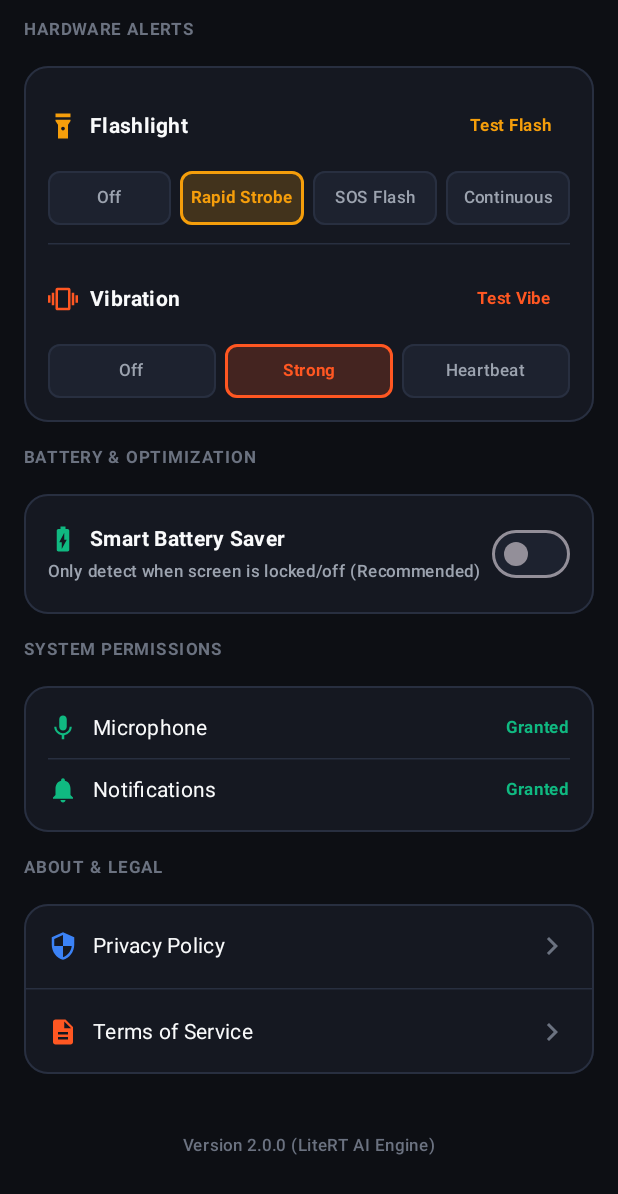
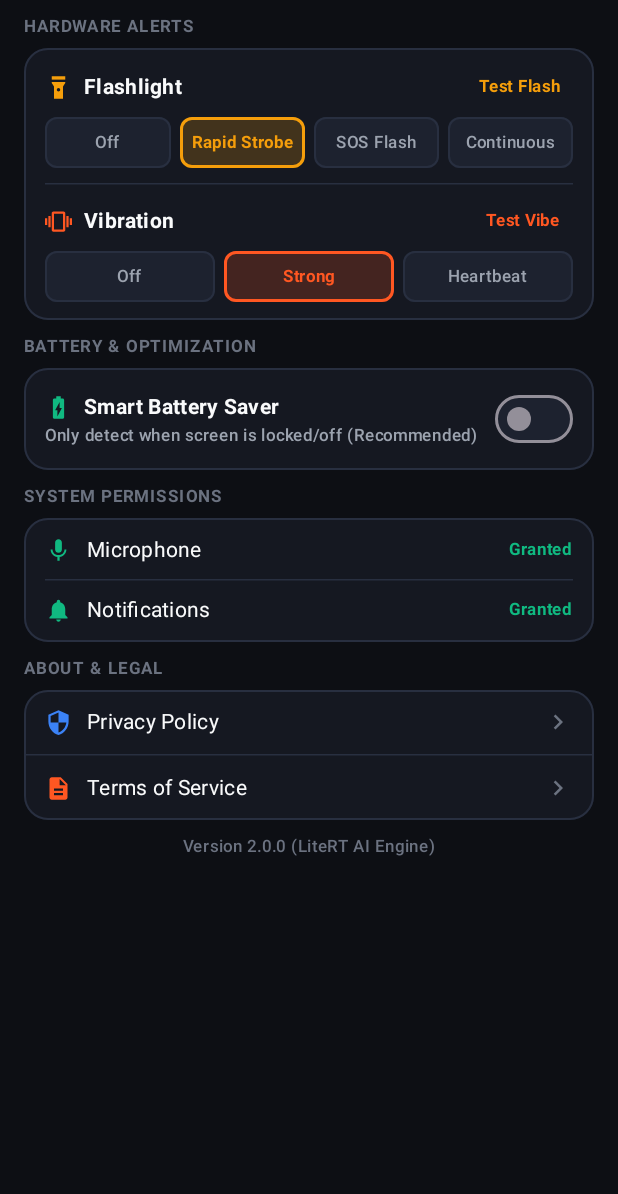
Before and after one commit to dzung19/VPN, an Android app built with Jetpack Compose: the composable SettingsScreen shown on its own in the app's theme, on a phone screen of 412 x 824 dp. Shown: the top 1194 px of the screen. Run offline under Robolectric (Android 15) with nearby library versions, the phone set to English and light mode, and no system bars; our stand-ins replace Dagger/Hilt's generated code; libraries missing offline, so code that uses them is left out: com.android.billingclient; network calls fail.

Commit message:
style(settings): compact vertical spacing and padding in SettingsScreen
- Reduce outer Column spacing and inner card/row padding so SettingsScreen fits without scrolling
- Compact test TextButtons (28.dp height), mode pills (34.dp), and section icons (18.dp)
- Extract reusable SectionHeader composable and remove redundant bottom spacers

```diff
--- a/app/src/main/java/com/dzungphung/vpnconnection/provpn/securityconnection/androidvpn/ui/screens/SettingsScreen.kt
+++ b/app/src/main/java/com/dzungphung/vpnconnection/provpn/securityconnection/androidvpn/ui/screens/SettingsScreen.kt
@@ -1,9 +1,9 @@
 package com.dzungphung.vpnconnection.provpn.securityconnection.androidvpn.ui.screens
 
 import android.Manifest
-import android.content.Context
 import android.content.pm.PackageManager
 import android.os.Build
+import androidx.compose.foundation.BorderStroke
 import androidx.compose.foundation.clickable
 import androidx.compose.foundation.layout.*
 import androidx.compose.foundation.rememberScrollState
@@ -15,7 +15,6 @@ import androidx.compose.material3.*
 import androidx.compose.runtime.*
 import androidx.compose.ui.Alignment
 import androidx.compose.ui.Modifier
-import androidx.compose.ui.graphics.Color
 import androidx.compose.ui.platform.LocalContext
 import androidx.compose.ui.res.stringResource
 import androidx.compose.ui.text.font.FontWeight
@@ -54,27 +53,21 @@ fun SettingsScreen(
         modifier = Modifier
             .fillMaxSize()
             .verticalScroll(rememberScrollState())
-            .padding(horizontal = 16.dp, vertical = 12.dp),
-        verticalArrangement = Arrangement.spacedBy(16.dp)
+            .padding(horizontal = 16.dp, vertical = 10.dp),
+        verticalArrangement = Arrangement.spacedBy(6.dp)
     ) {
         // -------------------------------------------------------------
         // FLASH & VIBRATION HARDWARE CONTROLS
         // -------------------------------------------------------------
-        Text(
-            text = "HARDWARE ALERTS",
-            style = MaterialTheme.typography.labelSmall,
-            fontWeight = FontWeight.Bold,
-            color = AppColors.TextMuted,
-            letterSpacing = 1.sp
-        )
+        SectionHeader(text = "HARDWARE ALERTS")
 
         Surface(
             color = AppColors.Surface,
             shape = RoundedCornerShape(16.dp),
-            border = androidx.compose.foundation.BorderStroke(1.dp, AppColors.SurfaceBorder),
+            border = BorderStroke(1.dp, AppColors.SurfaceBorder),
             modifier = Modifier.fillMaxWidth()
         ) {
-            Column(modifier = Modifier.padding(16.dp)) {
+            Column(modifier = Modifier.padding(horizontal = 14.dp, vertical = 12.dp)) {
                 // Flashlight Row
                 Row(
                     modifier = Modifier.fillMaxWidth(),
@@ -86,7 +79,7 @@ fun SettingsScreen(
                             imageVector = Icons.Default.FlashlightOn,
                             contentDescription = null,
                             tint = AppColors.AccentAmber,
-                            modifier = Modifier.size(20.dp)
+                            modifier = Modifier.size(18.dp)
                         )
                         Spacer(modifier = Modifier.width(8.dp))
                         Text(
@@ -97,7 +90,11 @@ fun SettingsScreen(
                         )
                     }
 
-                    TextButton(onClick = { viewModel.testFlashPreview(flashMode) }) {
+                    TextButton(
+                        onClick = { viewModel.testFlashPreview(flashMode) },
+                        contentPadding = PaddingValues(horizontal = 8.dp, vertical = 0.dp),
+                        modifier = Modifier.height(28.dp)
+                    ) {
                         Text(
                             text = stringResource(R.string.test_flash),
                             style = MaterialTheme.typography.labelSmall,
@@ -118,11 +115,11 @@ fun SettingsScreen(
                         Surface(
                             modifier = Modifier
                                 .weight(1f)
-                                .height(36.dp)
+                                .height(34.dp)
                                 .clickable { viewModel.setFlashMode(mode) },
                             color = if (isSelected) AppColors.AccentAmberSoft else AppColors.SurfaceVariant,
                             shape = RoundedCornerShape(8.dp),
-                            border = androidx.compose.foundation.BorderStroke(
+                            border = BorderStroke(
                                 width = if (isSelected) 1.5.dp else 1.dp,
                                 color = if (isSelected) AppColors.AccentAmber else AppColors.SurfaceBorder
                             )
@@ -141,7 +138,7 @@ fun SettingsScreen(
                 }
 
                 HorizontalDivider(
-                    modifier = Modifier.padding(vertical = 12.dp),
+                    modifier = Modifier.padding(vertical = 10.dp),
                     color = AppColors.SurfaceBorder
                 )
 
@@ -156,7 +153,7 @@ fun SettingsScreen(
                             imageVector = Icons.Default.Vibration,
                             contentDescription = null,
                             tint = AppColors.AccentCoral,
-                            modifier = Modifier.size(20.dp)
+                            modifier = Modifier.size(18.dp)
                         )
                         Spacer(modifier = Modifier.width(8.dp))
                         Text(
@@ -167,7 +164,11 @@ fun SettingsScreen(
                         )
                     }
 
-                    TextButton(onClick = { viewModel.testVibrationPreview(vibrationMode) }) {
+                    TextButton(
+                        onClick = { viewModel.testVibrationPreview(vibrationMode) },
+                        contentPadding = PaddingValues(horizontal = 8.dp, vertical = 0.dp),
+                        modifier = Modifier.height(28.dp)
+                    ) {
                         Text(
                             text = stringResource(R.string.test_vibe),
                             style = MaterialTheme.typography.labelSmall,
@@ -188,11 +189,11 @@ fun SettingsScreen(
                         Surface(
                             modifier = Modifier
                                 .weight(1f)
-                                .height(36.dp)
+                                .height(34.dp)
                                 .clickable { viewModel.setVibrationMode(mode) },
                             color = if (isSelected) AppColors.AccentCoralSoft else AppColors.SurfaceVariant,
                             shape = RoundedCornerShape(8.dp),
-                            border = androidx.compose.foundation.BorderStroke(
+                            border = BorderStroke(
                                 width = if (isSelected) 1.5.dp else 1.dp,
                                 color = if (isSelected) AppColors.AccentCoral else AppColors.SurfaceBorder
                             )
@@ -215,24 +216,21 @@ fun SettingsScreen(
         // -------------------------------------------------------------
         // SMART BATTERY SAVER
         // -------------------------------------------------------------
-        Text(
+        SectionHeader(
             text = "BATTERY & OPTIMIZATION",
-            style = MaterialTheme.typography.labelSmall,
-            fontWeight = FontWeight.Bold,
-            color = AppColors.TextMuted,
-            letterSpacing = 1.sp
+            modifier = Modifier.padding(top = 4.dp)
         )
 
         Surface(
             color = AppColors.Surface,
             shape = RoundedCornerShape(16.dp),
-            border = androidx.compose.foundation.BorderStroke(1.dp, AppColors.SurfaceBorder),
+            border = BorderStroke(1.dp, AppColors.SurfaceBorder),
             modifier = Modifier.fillMaxWidth()
         ) {
             Row(
                 modifier = Modifier
                     .fillMaxWidth()
-                    .padding(16.dp),
+                    .padding(horizontal = 14.dp, vertical = 10.dp),
                 verticalAlignment = Alignment.CenterVertically,
                 horizontalArrangement = Arrangement.SpaceBetween
             ) {
@@ -242,7 +240,7 @@ fun SettingsScreen(
                             imageVector = Icons.Default.BatteryChargingFull,
                             contentDescription = null,
                             tint = AppColors.AccentEmerald,
-                            modifier = Modifier.size(20.dp)
+                            modifier = Modifier.size(18.dp)
                         )
                         Spacer(modifier = Modifier.width(8.dp))
                         Text(
@@ -252,14 +250,17 @@ fun SettingsScreen(
                             color = AppColors.TextPrimary
                         )
                     }
-                    Spacer(modifier = Modifier.height(4.dp))
+                    Spacer(modifier = Modifier.height(2.dp))
                     Text(
                         text = stringResource(R.string.battery_saver_desc),
                         style = MaterialTheme.typography.labelSmall,
                         color = AppColors.TextSecondary,
-                        fontSize = 11.sp
+                        fontSize = 11.sp,
+                        lineHeight = 14.sp
                     )
                 }
+
+                Spacer(modifier = Modifier.width(8.dp))
 
                 Switch(
                     checked = onlyWhenScreenOff,
@@ -276,26 +277,23 @@ fun SettingsScreen(
         // -------------------------------------------------------------
         // SYSTEM HEALTH & PERMISSIONS
         // -------------------------------------------------------------
-        Text(
+        SectionHeader(
             text = stringResource(R.string.system_permissions).uppercase(),
-            style = MaterialTheme.typography.labelSmall,
-            fontWeight = FontWeight.Bold,
-            color = AppColors.TextMuted,
-            letterSpacing = 1.sp
+            modifier = Modifier.padding(top = 4.dp)
         )
 
         Surface(
             color = AppColors.Surface,
             shape = RoundedCornerShape(16.dp),
-            border = androidx.compose.foundation.BorderStroke(1.dp, AppColors.SurfaceBorder),
+            border = BorderStroke(1.dp, AppColors.SurfaceBorder),
             modifier = Modifier.fillMaxWidth()
         ) {
-            Column(modifier = Modifier.padding(horizontal = 16.dp, vertical = 8.dp)) {
+            Column(modifier = Modifier.padding(horizontal = 14.dp, vertical = 2.dp)) {
                 // Mic Permission
                 Row(
                     modifier = Modifier
                         .fillMaxWidth()
-                        .padding(vertical = 10.dp),
+                        .padding(vertical = 9.dp),
                     verticalAlignment = Alignment.CenterVertically,
                     horizontalArrangement = Arrangement.SpaceBetween
                 ) {
@@ -304,7 +302,7 @@ fun SettingsScreen(
                             imageVector = Icons.Default.Mic,
                             contentDescription = null,
                             tint = if (hasMic) AppColors.AccentEmerald else AppColors.AccentRed,
-                            modifier = Modifier.size(20.dp)
+                            modifier = Modifier.size(18.dp)
                         )
                         Spacer(modifier = Modifier.width(10.dp))
                         Text(
@@ -328,7 +326,7 @@ fun SettingsScreen(
                 Row(
                     modifier = Modifier
                         .fillMaxWidth()
-                        .padding(vertical = 10.dp),
+                        .padding(vertical = 9.dp),
                     verticalAlignment = Alignment.CenterVertically,
                     horizontalArrangement = Arrangement.SpaceBetween
                 ) {
@@ -337,7 +335,7 @@ fun SettingsScreen(
                             imageVector = Icons.Default.Notifications,
                             contentDescription = null,
                             tint = if (hasNotif) AppColors.AccentEmerald else AppColors.AccentRed,
-                            modifier = Modifier.size(20.dp)
+                            modifier = Modifier.size(18.dp)
                         )
                         Spacer(modifier = Modifier.width(10.dp))
                         Text(
@@ -360,18 +358,15 @@ fun SettingsScreen(
         // -------------------------------------------------------------
         // ABOUT & LEGAL
         // -------------------------------------------------------------
-        Text(
+        SectionHeader(
             text = stringResource(R.string.about_and_legal).uppercase(),
-            style = MaterialTheme.typography.labelSmall,
-            fontWeight = FontWeight.Bold,
-            color = AppColors.TextMuted,
-            letterSpacing = 1.sp
+            modifier = Modifier.padding(top = 4.dp)
         )
 
         Surface(
             color = AppColors.Surface,
             shape = RoundedCornerShape(16.dp),
-            border = androidx.compose.foundation.BorderStroke(1.dp, AppColors.SurfaceBorder),
+            border = BorderStroke(1.dp, AppColors.SurfaceBorder),
             modifier = Modifier.fillMaxWidth()
         ) {
             Column {
@@ -379,7 +374,7 @@ fun SettingsScreen(
                     modifier = Modifier
                         .fillMaxWidth()
                         .clickable { onNavigateToTerms() }
-                        .padding(16.dp),
+                        .padding(horizontal = 14.dp, vertical = 11.dp),
                     verticalAlignment = Alignment.CenterVertically,
                     horizontalArrangement = Arrangement.SpaceBetween
                 ) {
@@ -388,7 +383,7 @@ fun SettingsScreen(
                             imageVector = Icons.Default.Security,
                             contentDescription = null,
                             tint = AppColors.AccentBlue,
-                            modifier = Modifier.size(20.dp)
+                            modifier = Modifier.size(18.dp)
                         )
                         Spacer(modifier = Modifier.width(10.dp))
                         Text(
@@ -401,7 +396,8 @@ fun SettingsScreen(
                     Icon(
                         imageVector = Icons.Default.ChevronRight,
                         contentDescription = null,
-                        tint = AppColors.TextMuted
+                        tint = AppColors.TextMuted,
+                        modifier = Modifier.size(20.dp)
                     )
                 }
 
@@ -411,7 +407,7 @@ fun SettingsScreen(
                     modifier = Modifier
                         .fillMaxWidth()
                         .clickable { onNavigateToTerms() }
-                        .padding(16.dp),
+                        .padding(horizontal = 14.dp, vertical = 11.dp),
                     verticalAlignment = Alignment.CenterVertically,
                     horizontalArrangement = Arrangement.SpaceBetween
                 ) {
@@ -420,7 +416,7 @@ fun SettingsScreen(
                             imageVector = Icons.Default.Description,
                             contentDescription = null,
                             tint = AppColors.AccentCoral,
-                            modifier = Modifier.size(20.dp)
+                            modifier = Modifier.size(18.dp)
                         )
                         Spacer(modifier = Modifier.width(10.dp))
                         Text(
@@ -433,22 +429,36 @@ fun SettingsScreen(
                     Icon(
                         imageVector = Icons.Default.ChevronRight,
                         contentDescription = null,
-                        tint = AppColors.TextMuted
+                        tint = AppColors.TextMuted,
+                        modifier = Modifier.size(20.dp)
                     )
                 }
             }
         }
-
-        Spacer(modifier = Modifier.height(8.dp))
 
         // Version Label
         Text(
             text = stringResource(R.string.app_version_label),
             style = MaterialTheme.typography.labelSmall,
             color = AppColors.TextMuted,
-            modifier = Modifier.align(Alignment.CenterHorizontally)
+            modifier = Modifier
+                .align(Alignment.CenterHorizontally)
+                .padding(top = 4.dp)
         )
-
-        Spacer(modifier = Modifier.height(16.dp))
     }
 }
+
+@Composable
+private fun SectionHeader(
+    text: String,
+    modifier: Modifier = Modifier
+) {
+    Text(
+        text = text,
+        style = MaterialTheme.typography.labelSmall,
+        fontWeight = FontWeight.Bold,
+        color = AppColors.TextMuted,
+        letterSpacing = 1.sp,
+        modifier = modifier
+    )
+}
```
